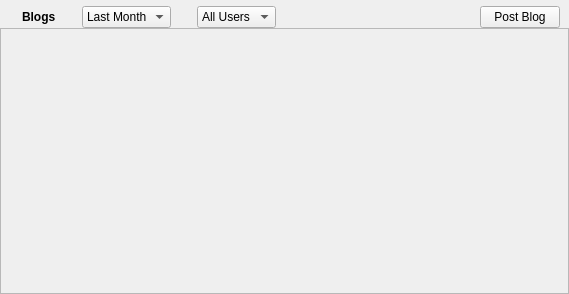
RetroShare/RetroShare, file retroshare-gui/src/gui/BlogDialog.ui: the form before one commit.
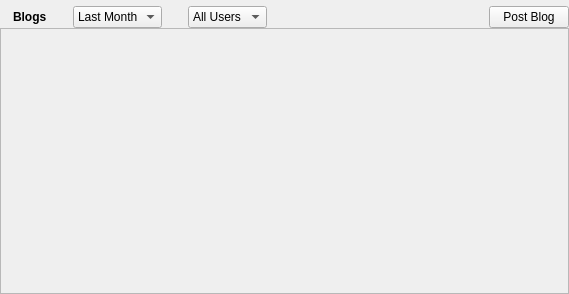
The form after the commit. Icons and pictures are not drawn.

Diff of the .ui file:
```diff
--- a/retroshare-gui/src/gui/BlogDialog.ui
+++ b/retroshare-gui/src/gui/BlogDialog.ui
@@ -28,13 +28,13 @@
       <number>6</number>
      </property>
      <property name="leftMargin" >
-      <number>9</number>
+      <number>0</number>
      </property>
      <property name="topMargin" >
       <number>6</number>
      </property>
      <property name="rightMargin" >
-      <number>9</number>
+      <number>0</number>
      </property>
      <item>
       <widget class="QLabel" name="label" >
```
